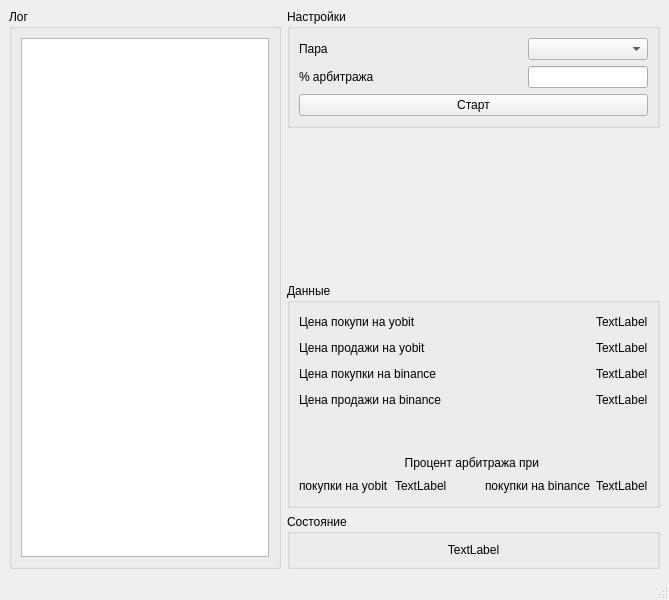
Old version of the form view/yobit_defi_view_ui.ui in the repository Arcane97/yobit_defi.
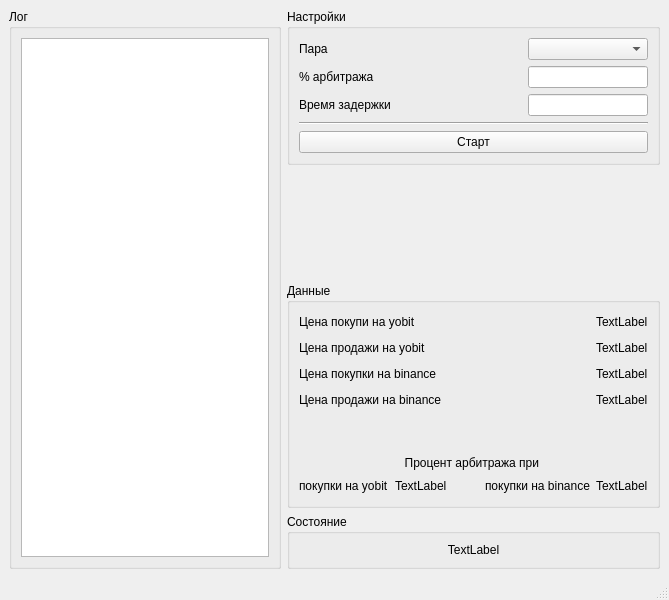
New version of the form.

Commit message: Добавил время задержки

Patch:
```diff
--- a/view/yobit_defi_view_ui.ui
+++ b/view/yobit_defi_view_ui.ui
@@ -110,6 +110,53 @@
            </item>
           </layout>
          </item>
+         <item>
+          <layout class="QHBoxLayout" name="horizontalLayout_9">
+           <item>
+            <widget class="QLabel" name="label_5">
+             <property name="text">
+              <string>Время задержки</string>
+             </property>
+            </widget>
+           </item>
+           <item>
+            <spacer name="horizontalSpacer_7">
+             <property name="orientation">
+              <enum>Qt::Horizontal</enum>
+             </property>
+             <property name="sizeHint" stdset="0">
+              <size>
+               <width>40</width>
+               <height>20</height>
+              </size>
+             </property>
+            </spacer>
+           </item>
+           <item>
+            <widget class="QLineEdit" name="sleep_time_ledit">
+             <property name="minimumSize">
+              <size>
+               <width>120</width>
+               <height>0</height>
+              </size>
+             </property>
+             <property name="maximumSize">
+              <size>
+               <width>120</width>
+               <height>16777215</height>
+              </size>
+             </property>
+            </widget>
+           </item>
+          </layout>
+         </item>
+         <item>
+          <widget class="Line" name="line">
+           <property name="orientation">
+            <enum>Qt::Horizontal</enum>
+           </property>
+          </widget>
+         </item>
          <item>
           <widget class="QPushButton" name="working_btn">
            <property name="text">
```
The commit also changes 5 other files.
